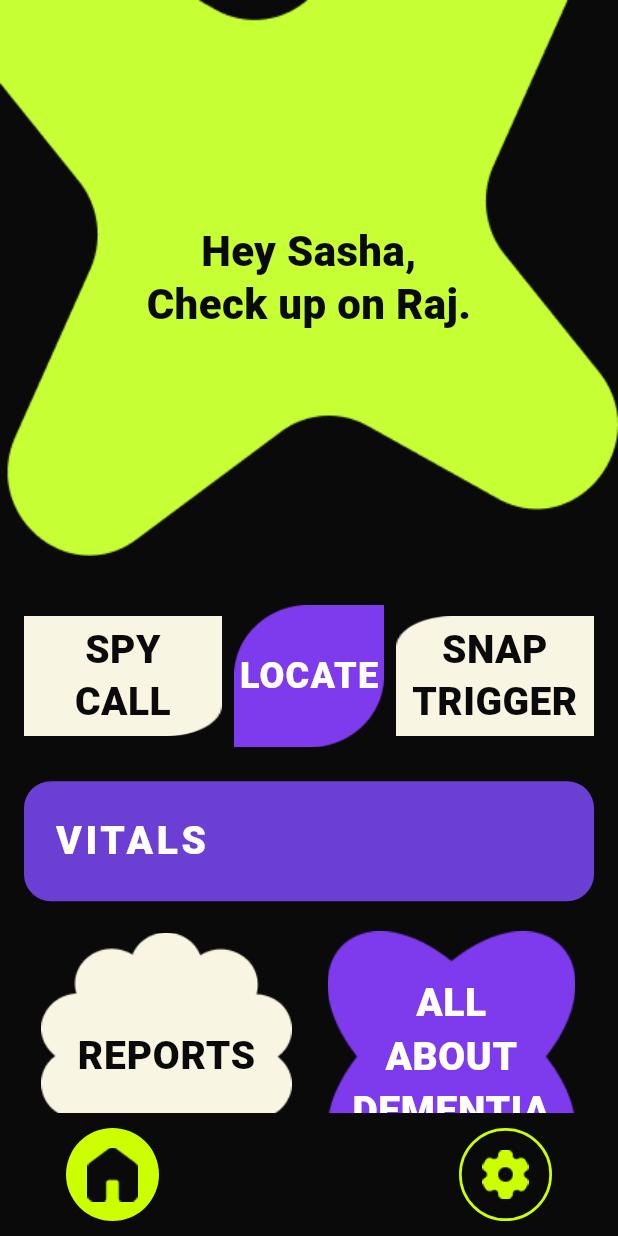
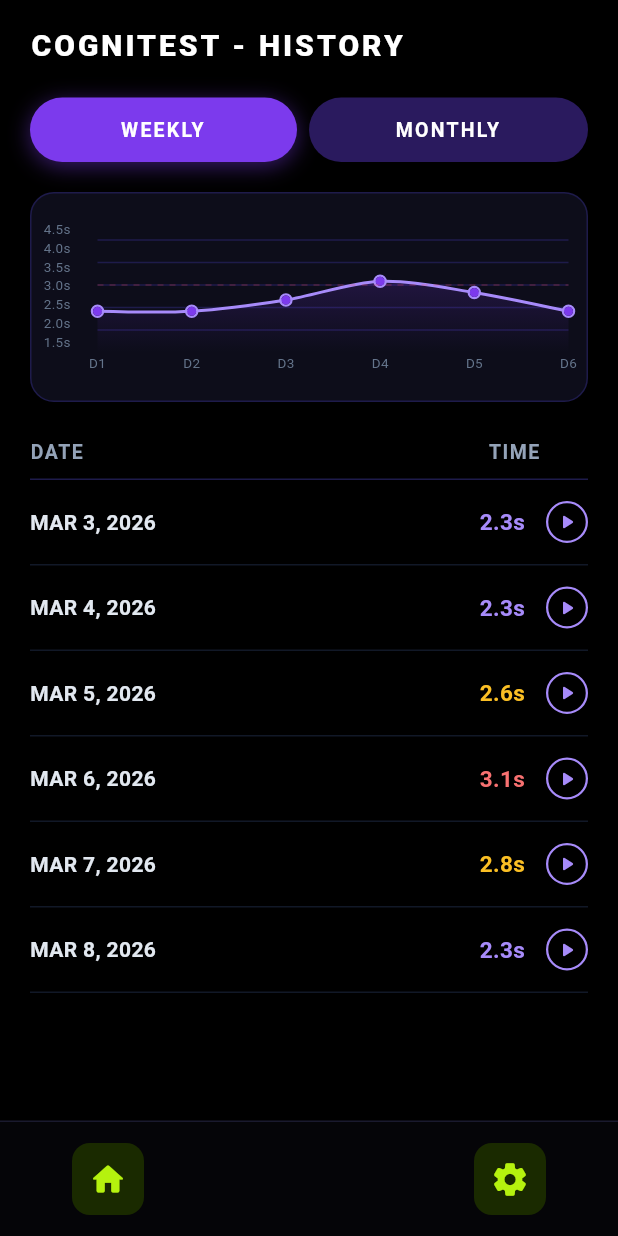
Before and after one commit to fatemaezzzi/neuroguard, a Flutter app: the screen it shows after launch, on a phone screen of 412 x 824 dp. Run offline on Flutter 3.47's test engine with Material 3 defaults, Android fonts, the phone set to English and light mode, and no system bars; drawn by our look-alikes of fl_chart; our stand-ins replace google_fonts, permission_handler; Roboto replaces fonts that are missing (MicrosoftSansSerifBold).

Commit message:
Add the cognitest reports page

```diff
--- /dev/null
+++ b/lib/features/caregiver/cognitest_history_screen.dart
@@ -0,0 +1,461 @@
+import 'package:flutter/material.dart';
+import 'package:fl_chart/fl_chart.dart';
+
+class CogniTestHistoryScreen extends StatefulWidget {
+  const CogniTestHistoryScreen({super.key});
+
+  @override
+  State<CogniTestHistoryScreen> createState() =>
+      _CogniTestHistoryScreenState();
+}
+
+class _CogniTestHistoryScreenState extends State<CogniTestHistoryScreen> {
+  String _selectedView = 'WEEKLY';
+  int? _selectedIndex;
+
+  // ── Palette ────────────────────────────────────────────────
+  static const Color _bg = Color(0xFF000000);
+  static const Color _cardBg = Color(0xFF0D0D1A);
+  static const Color _purple = Color(0xFF7C3AED);
+  static const Color _purpleLight = Color(0xFFA78BFA);
+  static const Color _purpleDim = Color(0xFF2A1A5E);
+  static const Color _lime = Color(0xFFB5F20E);
+  static const Color _textPrimary = Color(0xFFE2E8F0);
+  static const Color _textMuted = Color(0xFF94A3B8);
+  static const Color _divider = Color(0xFF111827);
+  static const Color _cyan = Color(0xFF00BFFF);
+
+  // ── Data ───────────────────────────────────────────────────
+  final List<Map<String, dynamic>> _sessions = [
+    {'date': 'MAR 3, 2026', 'time': '2.3s', 'value': 2.3},
+    {'date': 'MAR 4, 2026', 'time': '2.3s', 'value': 2.3},
+    {'date': 'MAR 5, 2026', 'time': '2.6s', 'value': 2.6},
+    {'date': 'MAR 6, 2026', 'time': '3.1s', 'value': 3.1},
+    {'date': 'MAR 7, 2026', 'time': '2.8s', 'value': 2.8},
+    {'date': 'MAR 8, 2026', 'time': '2.3s', 'value': 2.3},
+  ];
+
+  List<FlSpot> get _weeklySpots => List.generate(
+    _sessions.length,
+        (i) => FlSpot(i.toDouble(), _sessions[i]['value'] as double),
+  );
+
+  final List<FlSpot> _monthlySpots = const [
+    FlSpot(0, 2.1), FlSpot(1, 2.4), FlSpot(2, 3.2), FlSpot(3, 2.7),
+    FlSpot(4, 3.5), FlSpot(5, 2.3), FlSpot(6, 2.8), FlSpot(7, 3.1),
+    FlSpot(8, 2.6), FlSpot(9, 2.9), FlSpot(10, 3.3), FlSpot(11, 2.4),
+  ];
+
+  List<FlSpot> get _activeSpots =>
+      _selectedView == 'WEEKLY' ? _weeklySpots : _monthlySpots;
+
+  // ── Helpers ────────────────────────────────────────────────
+  Color _timeColor(double v) {
+    if (v > 3.0) return const Color(0xFFF87171);
+    if (v > 2.5) return const Color(0xFFFBBF24);
+    return _purpleLight;
+  }
+
+  @override
+  Widget build(BuildContext context) {
+    return Scaffold(
+      backgroundColor: _bg,
+      body: SafeArea(
+        child: Column(
+          children: [
+            Expanded(
+              child: SingleChildScrollView(
+                padding: const EdgeInsets.symmetric(horizontal: 20),
+                child: Column(
+                  crossAxisAlignment: CrossAxisAlignment.start,
+                  children: [
+                    const SizedBox(height: 16),
+                    _buildTitle(),
+                    const SizedBox(height: 20),
+                    _buildToggleButtons(),
+                    const SizedBox(height: 20),
+                    _buildChart(),
+                    const SizedBox(height: 24),
+                    _buildSessionList(),
+                    const SizedBox(height: 20),
+                  ],
+                ),
+              ),
+            ),
+            _buildBottomNav(),
+          ],
+        ),
+      ),
+    );
+  }
+
+  // ── Title ──────────────────────────────────────────────────
+  Widget _buildTitle() {
+    return const Text(
+      'COGNITEST - HISTORY',
+      style: TextStyle(
+        color: Colors.white,
+        fontSize: 20,
+        fontWeight: FontWeight.w800,
+        letterSpacing: 2,
+      ),
+    );
+  }
+
+  // ── Toggle ─────────────────────────────────────────────────
+  Widget _buildToggleButtons() {
+    return Row(
+      children: ['WEEKLY', 'MONTHLY'].map((label) {
+        final isActive = _selectedView == label;
+        return Expanded(
+          child: Padding(
+            padding: EdgeInsets.only(right: label == 'WEEKLY' ? 8 : 0),
+            child: GestureDetector(
+              onTap: () => setState(() {
+                _selectedView = label;
+                _selectedIndex = null;
+              }),
+              child: AnimatedContainer(
+                duration: const Duration(milliseconds: 200),
+                padding: const EdgeInsets.symmetric(vertical: 12),
+                decoration: BoxDecoration(
+                  color: isActive ? _purple : _purpleDim,
+                  borderRadius: BorderRadius.circular(24),
+                  boxShadow: isActive
+                      ? [
+                    BoxShadow(
+                      color: _purple.withOpacity(0.45),
+                      blurRadius: 12,
+                      offset: const Offset(0, 3),
+                    )
+                  ]
+                      : null,
+                ),
+                child: Text(
+                  label,
+                  textAlign: TextAlign.center,
+                  style: const TextStyle(
+                    color: Colors.white,
+                    fontWeight: FontWeight.w700,
+                    fontSize: 13,
+                    letterSpacing: 1.5,
+                  ),
+                ),
+              ),
+            ),
+          ),
+        );
+      }).toList(),
+    );
+  }
+
+  // ── Chart ──────────────────────────────────────────────────
+  Widget _buildChart() {
+    return Container(
+      height: 140,
+      padding: const EdgeInsets.fromLTRB(8, 16, 12, 10),
+      decoration: BoxDecoration(
+        color: _cardBg,
+        borderRadius: BorderRadius.circular(16),
+        border: Border.all(color: const Color(0xFF1E1B4B)),
+      ),
+      child: LineChart(
+        LineChartData(
+          minY: 1.2,
+          maxY: 4.8,
+          gridData: FlGridData(
+            show: true,
+            drawVerticalLine: false,
+            horizontalInterval: 0.6,
+            getDrawingHorizontalLine: (_) => const FlLine(
+              color: Color(0xFF1E1B4B),
+              strokeWidth: 1,
+            ),
+          ),
+          borderData: FlBorderData(show: false),
+          titlesData: FlTitlesData(
+            leftTitles: AxisTitles(
+              sideTitles: SideTitles(
+                showTitles: true,
+                reservedSize: 36,
+                interval: 0.5,
+                getTitlesWidget: (value, _) {
+                  if (value % 0.5 != 0) return const SizedBox.shrink();
+                  return Text(
+                    '${value.toStringAsFixed(1)}s',
+                    style: const TextStyle(
+                      color: Color(0xFF64748B),
+                      fontSize: 9,
+                    ),
+                  );
+                },
+              ),
+            ),
+            bottomTitles: AxisTitles(
+              sideTitles: SideTitles(
+                showTitles: true,
+                interval: 1,
+                getTitlesWidget: (value, _) {
+                  final spots = _activeSpots;
+                  if (value.toInt() >= spots.length) {
+                    return const SizedBox.shrink();
+                  }
+                  final label = _selectedView == 'WEEKLY'
+                      ? 'D${value.toInt() + 1}'
+                      : 'W${value.toInt() + 1}';
+                  return Text(
+                    label,
+                    style: const TextStyle(
+                      color: Color(0xFF64748B),
+                      fontSize: 9,
+                    ),
+                  );
+                },
+              ),
+            ),
+            topTitles:
+            const AxisTitles(sideTitles: SideTitles(showTitles: false)),
+            rightTitles:
+            const AxisTitles(sideTitles: SideTitles(showTitles: false)),
+          ),
+          extraLinesData: ExtraLinesData(
+            horizontalLines: [
+              HorizontalLine(
+                y: 3.0,
+                color: const Color(0xFFEF4444).withOpacity(0.25),
+                strokeWidth: 1,
+                dashArray: [4, 4],
+              ),
+            ],
+          ),
+          lineBarsData: [
+            LineChartBarData(
+              spots: _activeSpots,
+              isCurved: true,
+              curveSmoothness: 0.3,
+              color: _purpleLight,
+              barWidth: 2,
+              dotData: FlDotData(
+                show: true,
+                getDotPainter: (spot, _, __, ___) => FlDotCirclePainter(
+                  radius: 3,
+                  color: _purple,
+                  strokeWidth: 1.5,
+                  strokeColor: _purpleLight,
+                ),
+              ),
+              belowBarData: BarAreaData(
+                show: true,
+                gradient: LinearGradient(
+                  begin: Alignment.topCenter,
+                  end: Alignment.bottomCenter,
+                  colors: [
+                    _purple.withOpacity(0.18),
+                    _purple.withOpacity(0.0),
+                  ],
+                ),
+              ),
+            ),
+          ],
+          lineTouchData: LineTouchData(
+            touchTooltipData: LineTouchTooltipData(
+              getTooltipColor: (_) => const Color(0xFF1A1A2E),
+              tooltipBorder:
+              const BorderSide(color: _purple, width: 1),
+              tooltipBorderRadius: BorderRadius.circular(8),
+              getTooltipItems: (touchedSpots) => touchedSpots
+                  .map((s) => LineTooltipItem(
+                '${s.y.toStringAsFixed(1)}s',
+                const TextStyle(
+                  color: _purpleLight,
+                  fontWeight: FontWeight.w700,
+                  fontSize: 12,
+                ),
+              ))
+                  .toList(),
+            ),
+          ),
+        ),
+      ),
+    );
+  }
+
+  // ── Session List ───────────────────────────────────────────
+  Widget _buildSessionList() {
+    return Column(
+      children: [
+        // Header
+        Padding(
+          padding: const EdgeInsets.only(bottom: 8),
+          child: Row(
+            children: [
+              const Text(
+                'DATE',
+                style: TextStyle(
+                  color: _textMuted,
+                  fontWeight: FontWeight.w700,
+                  fontSize: 13,
+                  letterSpacing: 1,
+                ),
+              ),
+              const Spacer(),
+              const Padding(
+                padding: EdgeInsets.only(right: 32),
+                child: Text(
+                  'TIME',
+                  style: TextStyle(
+                    color: _textMuted,
+                    fontWeight: FontWeight.w700,
+                    fontSize: 13,
+                    letterSpacing: 1,
+                  ),
+                ),
+              ),
+            ],
+          ),
+        ),
+        const Divider(color: Color(0xFF1E1B4B), height: 1),
+
+        // Rows
+        ...List.generate(_sessions.length, (i) {
+          final session = _sessions[i];
+          final isSelected = _selectedIndex == i;
+          final value = session['value'] as double;
+
+          return Column(
+            children: [
+              InkWell(
+                onTap: () =>
+                    setState(() => _selectedIndex = isSelected ? null : i),
+                child: AnimatedContainer(
+                  duration: const Duration(milliseconds: 150),
+                  padding: EdgeInsets.fromLTRB(
+                    isSelected ? 8 : 0,
+                    14,
+                    0,
+                    isSelected ? 10 : 14,
+                  ),
+                  decoration: BoxDecoration(
+                    color: isSelected
+                        ? _purple.withOpacity(0.06)
+                        : Colors.transparent,
+                    borderRadius: BorderRadius.circular(isSelected ? 8 : 0),
+                  ),
+                  child: Row(
+                    crossAxisAlignment: CrossAxisAlignment.center,
+                    children: [
+                      Expanded(
+                        child: Column(
+                          crossAxisAlignment: CrossAxisAlignment.start,
+                          children: [
+                            Text(
+                              session['date'] as String,
+                              style: const TextStyle(
+                                color: _textPrimary,
+                                fontWeight: FontWeight.w600,
+                                fontSize: 14,
+                              ),
+                            ),
+                            if (isSelected) ...[
+                              const SizedBox(height: 3),
+                              Text(
+                                'Avg hover time: ${value.toStringAsFixed(1)}s',
+                                style: const TextStyle(
+                                  color: _purple,
+                                  fontSize: 11,
+                                  letterSpacing: 0.4,
+                                ),
+                              ),
+                            ],
+                          ],
+                        ),
+                      ),
+                      Text(
+                        session['time'] as String,
+                        style: TextStyle(
+                          color: _timeColor(value),
+                          fontWeight: FontWeight.w700,
+                          fontSize: 15,
+                        ),
+                      ),
+                      const SizedBox(width: 14),
+                      _PlayButton(),
+                    ],
+                  ),
+                ),
+              ),
+              const Divider(color: _divider, height: 1),
+            ],
+          );
+        }),
+      ],
+    );
+  }
+
+  // ── Bottom Nav ─────────────────────────────────────────────
+  Widget _buildBottomNav() {
+    return Container(
+      padding: const EdgeInsets.symmetric(horizontal: 48, vertical: 14),
+      decoration: const BoxDecoration(
+        color: Color(0xFF050508),
+        border: Border(top: BorderSide(color: Color(0xFF1A1A2E))),
+      ),
+      child: Row(
+        mainAxisAlignment: MainAxisAlignment.spaceBetween,
+        children: [
+          _NavButton(
+            child: const Icon(Icons.home_rounded, color: _lime, size: 26),
+            onTap: () {},
+          ),
+          _NavButton(
+            child: const Icon(Icons.settings_rounded, color: _lime, size: 26),
+            onTap: () {},
+          ),
+        ],
+      ),
+    );
+  }
+}
+
+// ── Small Widgets ──────────────────────────────────────────────
+class _PlayButton extends StatelessWidget {
+  @override
+  Widget build(BuildContext context) {
+    return Container(
+      width: 28,
+      height: 28,
+      decoration: BoxDecoration(
+        shape: BoxShape.circle,
+        border: Border.all(color: const Color(0xFFA78BFA), width: 1.5),
+      ),
+      child: const Icon(
+        Icons.play_arrow_rounded,
+        color: Color(0xFFA78BFA),
+        size: 16,
+      ),
+    );
+  }
+}
+
+class _NavButton extends StatelessWidget {
+  final Widget child;
+  final VoidCallback onTap;
+
+  const _NavButton({required this.child, required this.onTap});
+
+  @override
+  Widget build(BuildContext context) {
+    return GestureDetector(
+      onTap: onTap,
+      child: Container(
+        width: 48,
+        height: 48,
+        decoration: BoxDecoration(
+          color: const Color(0xFF1A2A00),
+          borderRadius: BorderRadius.circular(12),
+        ),
+        child: Center(child: child),
+      ),
+    );
+  }
+}
--- a/lib/main.dart
+++ b/lib/main.dart
@@ -1,7 +1,8 @@
 import 'package:flutter/material.dart';
 import 'package:google_fonts/google_fonts.dart';
 import 'core/services/permission_service.dart';
-import 'caregiver_home.dart';
+import 'features/caregiver/cognitest_history_screen.dart';
+import 'features/caregiver/caregiver_home.dart';
 
 void main() async {
   WidgetsFlutterBinding.ensureInitialized(); // Required before any async work
@@ -25,7 +26,7 @@ class NeuroGuardApp extends StatelessWidget {
           Theme.of(context).textTheme,
         ),
       ),
-      home: const CaregiverHomePage(),
+      home: const CogniTestHistoryScreen(),
     );
   }
 }
--- a/pubspec.yaml
+++ b/pubspec.yaml
@@ -36,6 +36,7 @@ dependencies:
   # Use with the CupertinoIcons class for iOS style icons.
   cupertino_icons: ^1.0.8
   permission_handler: ^11.3.0
+  fl_chart: ^1.1.1
 
 dev_dependencies:
   flutter_test:
```
Also changed, not shown: lib/features/caregiver/caregiver_home.dart (renamed from lib/caregiver_home.dart), pubspec.lock.
